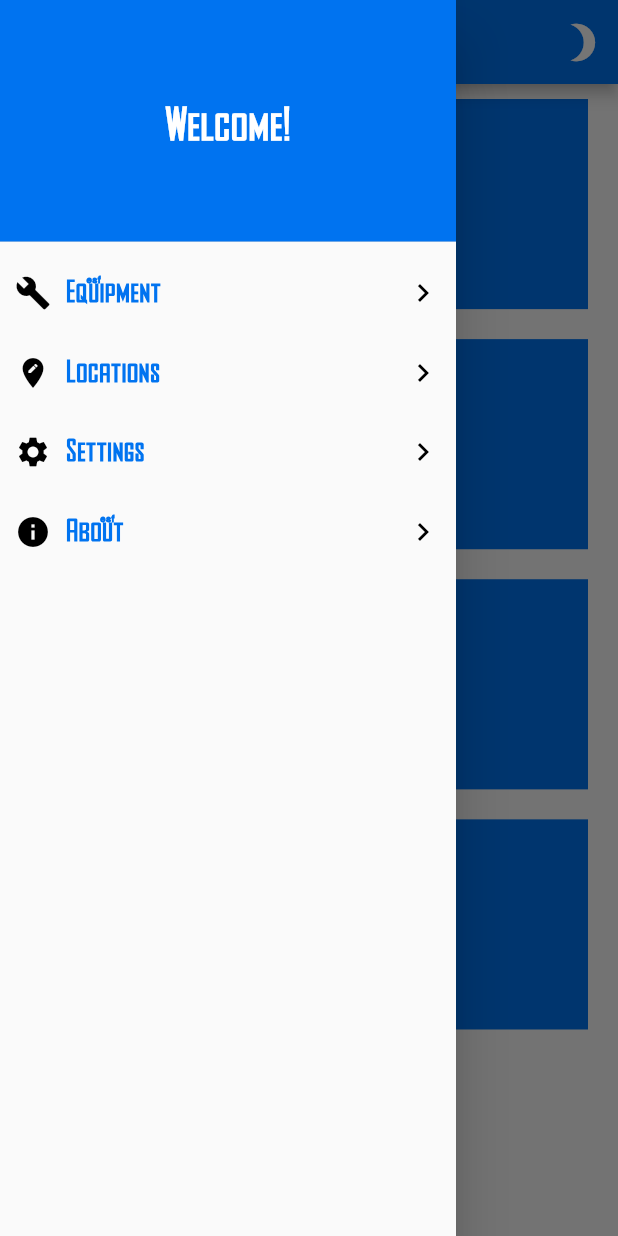
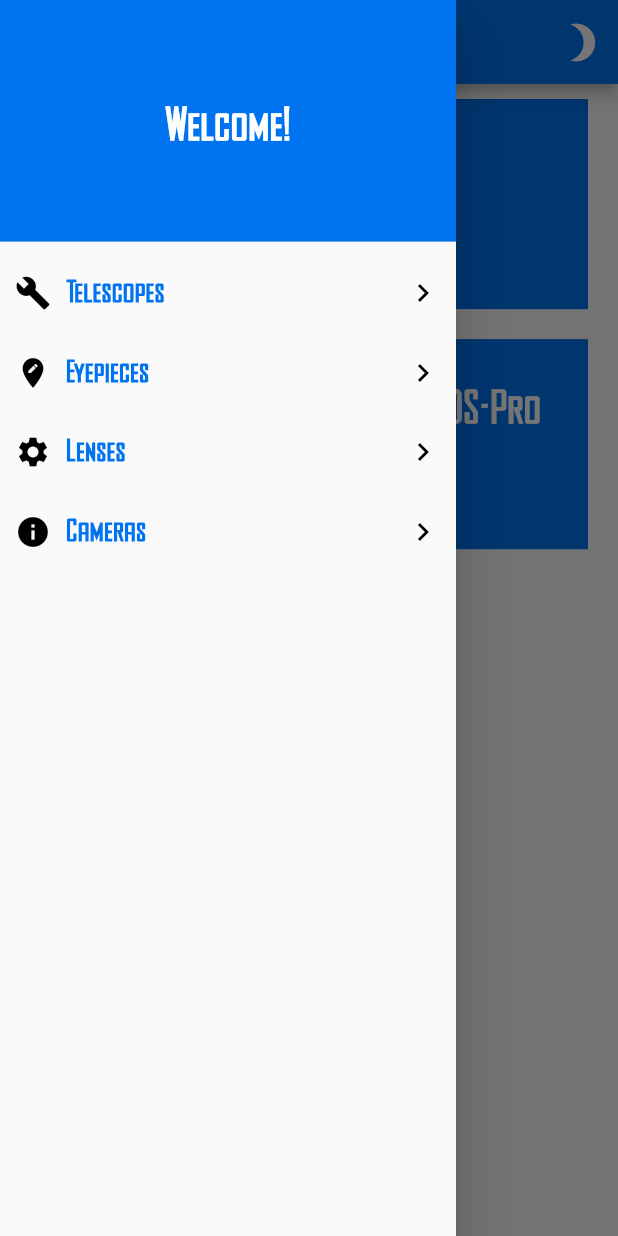
Before and after one commit to byggemandboesen/Astromate, a Flutter app: the screen it shows after launch, with the side drawer open, on a phone screen of 412 x 824 dp. Run offline on Flutter 3.47's test engine with Material 2 defaults, Android fonts, the phone set to English and light mode, and no system bars; our stand-ins replace shared_preferences, splashscreen.

Commit message:
:construction: Reworked drawer and changed app purpose. Much work is needed

```diff
--- a/App/astromate/lib/main.dart
+++ b/App/astromate/lib/main.dart
@@ -8,7 +8,7 @@ import 'package:astromate/splashscreen.dart';
 
 // Screens:
 import 'package:astromate/screens/homescreen/homescreen.dart';
-import 'package:astromate/screens/equipment/equipment.dart';
+import 'package:astromate/screens/telescopes/telescopes.dart';
 
 
 void main() async {
@@ -34,7 +34,7 @@ class MyApp extends StatelessWidget {
             theme: themeClass.themeBool ? Themes().lightTheme : Themes().darkTheme,
             routes: {
               '/homescreen': (context) => HomeScreen(),
-              '/equipment': (context) => EquipmentScreen()
+              '/telescopes': (context) => TelescopeScreen()
             },
             home: Splash(),
           )
--- a/App/astromate/lib/screens/homescreen/body.dart
+++ b/App/astromate/lib/screens/homescreen/body.dart
@@ -1,4 +1,5 @@
 import 'package:flutter/material.dart';
+import 'package:shared_preferences/shared_preferences.dart';
 
 class HomeBody extends StatefulWidget {
   @override
@@ -31,6 +32,23 @@ class _HomeBodyState extends State<HomeBody> with SingleTickerProviderStateMixin
 
   animationController.forward();
 
+  // TODO: Read telescopes from shared preferences
+  return Column(
+    children: [
+      ListViewItem(
+        'Takahashi FC-76DCU',
+        Icons.done,
+        () => {}
+      ),
+      ListViewItem(
+        'Skywatcher Evostar 72ED DS-Pro',
+        Icons.done,
+        () => {}
+      ),
+    ],
+  );
+
+    /*
     return AnimatedBuilder(
       animation: animationController,
       builder: (BuildContext context, Widget child){
@@ -65,6 +83,9 @@ class _HomeBodyState extends State<HomeBody> with SingleTickerProviderStateMixin
         );
       },
     );
+    */
+
+
   }
 }
 
--- a/App/astromate/lib/screens/homescreen/components.dart
+++ b/App/astromate/lib/screens/homescreen/components.dart
@@ -18,24 +18,24 @@ class HomeScreenDrawer extends StatelessWidget {
           ),
           // TODO: Add onTap functions
           DrawerItem(
-            () => {Navigator.of(context).pushNamed('/equipment')},
+            () => {Navigator.of(context).pushNamed('/telescopes')},
             Icons.build,
-            'Equipment'
+            'Telescopes'
           ),
           DrawerItem(
             () => {},
             Icons.edit_location,
-            'Locations'
+            'Eyepieces'
           ),
           DrawerItem(
             () => {},
             Icons.settings,
-            'Settings'
+            'Lenses'
           ),
           DrawerItem(
             () => {},
             Icons.info,
-            'About'
+            'Cameras'
           )
         ],
       ),
--- a/App/astromate/lib/screens/equipment/body.dart
+++ b/App/astromate/lib/screens/telescopes/body.dart
@@ -1,10 +1,10 @@
 import 'package:flutter/material.dart';
 
-class EquipmentBody extends StatelessWidget {
+class TelescopeBody extends StatelessWidget {
   @override
   Widget build(BuildContext context) {
     return Center(
-      child: Text('Equipment'),
+      child: Text('Telescopes'),
     );
   }
 }
--- a/App/astromate/lib/screens/equipment/equipment.dart
+++ b/App/astromate/lib/screens/telescopes/telescopes.dart
@@ -1,16 +1,16 @@
-import 'package:astromate/screens/equipment/body.dart';
+import 'package:astromate/screens/telescopes/body.dart';
 import 'package:flutter/material.dart';
 
-class EquipmentScreen extends StatelessWidget {
+class TelescopeScreen extends StatelessWidget {
   @override
   Widget build(BuildContext context) {
     return SafeArea(
       child: Scaffold(
         appBar: AppBar(
           centerTitle: true,
-          title: Text('Equipment', style: Theme.of(context).textTheme.headline1,),
+          title: Text('Telescopes', style: Theme.of(context).textTheme.headline1,),
         ),
-        body: EquipmentBody(),
+        body: TelescopeBody(),
       ),
     );
   }
```
Also changed, not shown: App/astromate/pubspec.yaml (+2 -10 lines), App/astromate/lib/screens/telescopes/components.dart (added).
